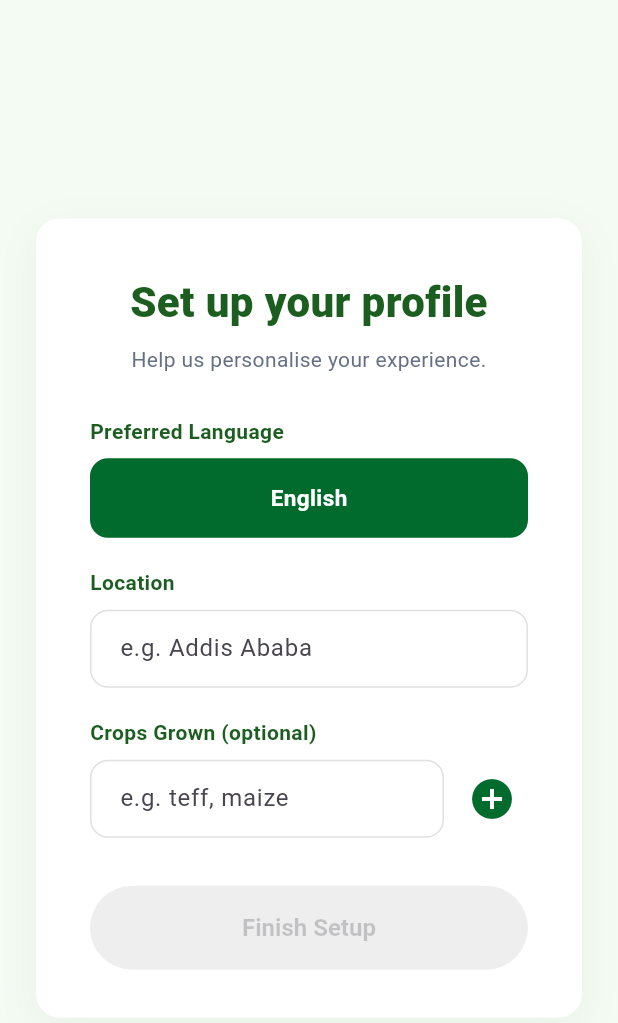
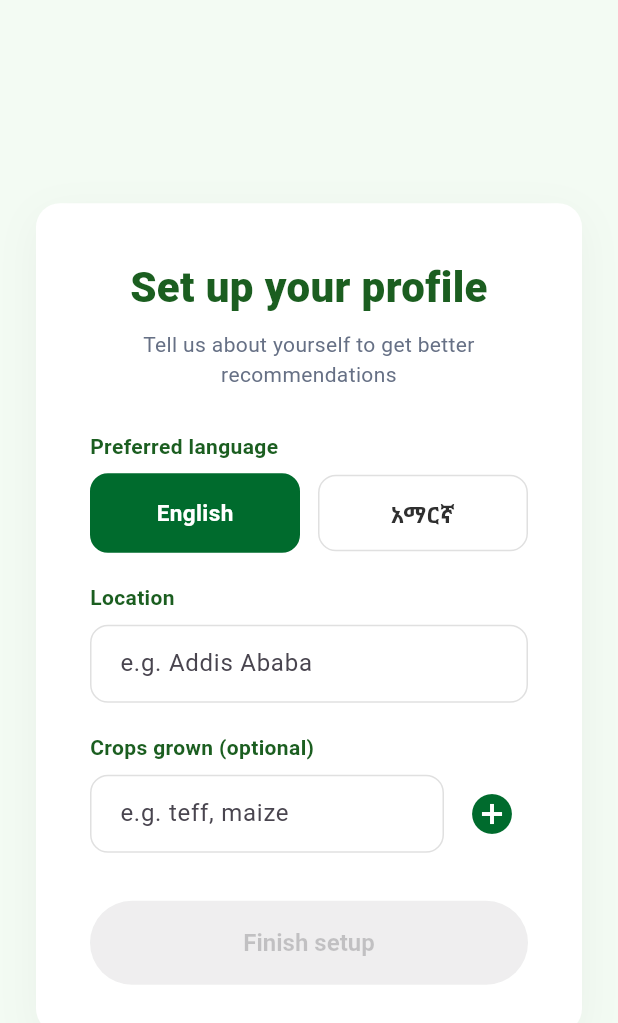
Before and after one commit to Fitsum-Azerefegne/Farmly-app, a Flutter app: the ProfileSetupPage screen opened directly with empty values, on a phone screen of 412 x 824 dp. Shown: the top 1023 px of the screen. Run offline on Flutter 3.47's test engine with Material 3 defaults, Android fonts, the phone set to English and light mode, and no system bars; our stand-ins replace flutter_bloc, flutter_secure_storage, image_picker; missing offline and left inert: dart:html; accounts and stored records are empty; network calls fail.

Commit message:
feat: add chat + onboarding/profile UIs, backend chat endpoints, sorghum model

```diff
--- a/mobile/lib/core/i18n.dart
+++ /dev/null
@@ -1,49 +0,0 @@
-class I18n {
-  static const Map<String, String> _t = {
-    'welcome_title': 'Welcome to Farmly',
-    'welcome_sub':
-        'Your personal agricultural assistant. Ask me anything or choose an option below.',
-    'select_or_create_chat': 'Select or create a chat',
-    'ask_hint': 'Ask Farmly for advice...',
-    'recommend_crop': 'Recommend a crop',
-    'check_weather': 'Check the weather',
-    'diagnose_plant': 'Diagonise my plant',
-    'fertilizer_advice': 'Fertilizer advice',
-    'profile_title': 'Profile & Settings',
-    'full_name': 'Full name',
-    'phone_number': 'Phone number',
-    'language': 'Language',
-    'save_profile': 'Save profile',
-    'cancel': 'Cancel',
-    'change_password': 'Change password',
-    'current_password': 'Current password',
-    'new_password': 'New password',
-    'confirm_new_password': 'Confirm new password',
-    'change_password_btn': 'Change password',
-    'logout': 'Logout',
-    'passwords_must_match': 'Passwords must match',
-    'profile_updated': 'Profile updated successfully',
-    'password_changed': 'Password changed',
-    'phone_updated': 'Phone number updated',
-    'language_changed': 'Language changed',
-    'error_validation': 'Please fix the errors and try again',
-    'login_success': 'Logged in',
-    'logout_success': 'Logged out',
-    'saved_changes': 'Changes saved',
-    'invalid_response': 'Invalid response from server.',
-    'send_failed': 'Failed to send. Please try again.',
-    'required': 'Required',
-    'setup_profile_title': 'Set up your profile',
-    'setup_profile_sub': 'Help us personalise your experience.',
-    'choose_language': 'Choose Language',
-    'preferred_language': 'Preferred Language',
-    'location_label': 'Location',
-    'crops_grown_optional': 'Crops Grown (optional)',
-    'finish_setup': 'Finish Setup',
-  };
-
-  static String t(String key) => _t[key] ?? key;
-  static String get lang => 'en';
-  static Future<void> init() async {}
-  static Future<void> setLanguage(String l) async {}
-}
--- a/mobile/lib/core/toast.dart
+++ b/mobile/lib/core/toast.dart
@@ -1,6 +1,5 @@
 import 'dart:async';
 import 'package:flutter/material.dart';
-import 'i18n.dart';
 
 class Toast {
   static void show(BuildContext context, String message,
@@ -17,8 +16,7 @@ class Toast {
 
   static void showTranslated(BuildContext context, String key,
       {Duration duration = const Duration(seconds: 3)}) {
-    final msg = I18n.t(key);
-    show(context, msg, duration: duration);
+    show(context, key, duration: duration);
   }
 }
 
--- a/mobile/lib/data/datasources/local/auth_local_storage_web.dart
+++ b/mobile/lib/data/datasources/local/auth_local_storage_web.dart
@@ -13,7 +13,8 @@ class AuthLocalStorage {
 
   Future<String?> readToken() async {
     final v = html.window.localStorage[_keyToken];
-    debugPrint('AuthLocalStorage (web): read token ${v == null ? "null" : "length=${v.length}"}');
+    debugPrint(
+        'AuthLocalStorage (web): read token ${v == null ? "null" : "length=${v.length}"}');
     return v;
   }
 
--- a/mobile/lib/presentation/features/onboarding/pages/profile_setup_page.dart
+++ b/mobile/lib/presentation/features/onboarding/pages/profile_setup_page.dart
@@ -2,7 +2,6 @@ import 'dart:convert';
 import 'package:flutter/material.dart';
 import 'package:http/http.dart' as http;
 import '../../../../core/constants/app_colors.dart';
-import '../../../../core/i18n.dart';
 import '../../auth/widgets/auth_button.dart';
 import '../../chat/pages/chat_page.dart';
 
@@ -153,36 +152,37 @@ class _ProfileSetupPageState extends State<ProfileSetupPage> {
                 mainAxisSize: MainAxisSize.min,
                 crossAxisAlignment: CrossAxisAlignment.center,
                 children: [
-                  Text(
-                    I18n.t('setup_profile_title'),
+                  const Text(
+                    'Set up your profile',
                     textAlign: TextAlign.center,
-                    style: const TextStyle(
+                    style: TextStyle(
                       color: AppColors.darkPrimary,
                       fontSize: 28,
                       fontWeight: FontWeight.w800,
                     ),
                   ),
                   const SizedBox(height: 8),
-                  Text(
-                    I18n.t('setup_profile_sub'),
+                  const Text(
+                    'Tell us about yourself to get better recommendations',
                     textAlign: TextAlign.center,
-                    style:
-                        const TextStyle(fontSize: 14, color: AppColors.muted),
+                    style: TextStyle(fontSize: 14, color: AppColors.muted),
                   ),
                   const SizedBox(height: 28),
 
                   // Language
-                  _sectionLabel(I18n.t('preferred_language')),
+                  _sectionLabel('Preferred language'),
                   const SizedBox(height: 8),
                   Row(
                     children: [
                       Expanded(child: _langButton('en', 'English')),
+                      const SizedBox(width: 12),
+                      Expanded(child: _langButton('et', 'አማርኛ')),
                     ],
                   ),
                   const SizedBox(height: 20),
 
                   // Location
-                  _sectionLabel(I18n.t('location_label')),
+                  _sectionLabel('Location'),
                   const SizedBox(height: 8),
                   TextField(
                     controller: _locationController,
@@ -193,7 +193,7 @@ class _ProfileSetupPageState extends State<ProfileSetupPage> {
                   const SizedBox(height: 20),
 
                   // Crops (optional)
-                  _sectionLabel(I18n.t('crops_grown_optional')),
+                  _sectionLabel('Crops grown (optional)'),
                   const SizedBox(height: 8),
                   Row(
                     children: [
@@ -263,7 +263,7 @@ class _ProfileSetupPageState extends State<ProfileSetupPage> {
                           child: Center(child: CircularProgressIndicator()),
                         )
                       : AuthButton(
-                          text: I18n.t('finish_setup'),
+                          text: 'Finish setup',
                           onPressed: _isValid ? _submit : null,
                         ),
                 ],
```
Also changed, not shown: mobile/lib/presentation/features/chat/pages/chat_page.dart (+9 -27 lines), mobile/lib/presentation/features/profile/profile_modal.dart (+29 -18 lines), mobile/lib/presentation/features/profile/profile_sidebar.dart (+99 -45 lines), 4 other files.
